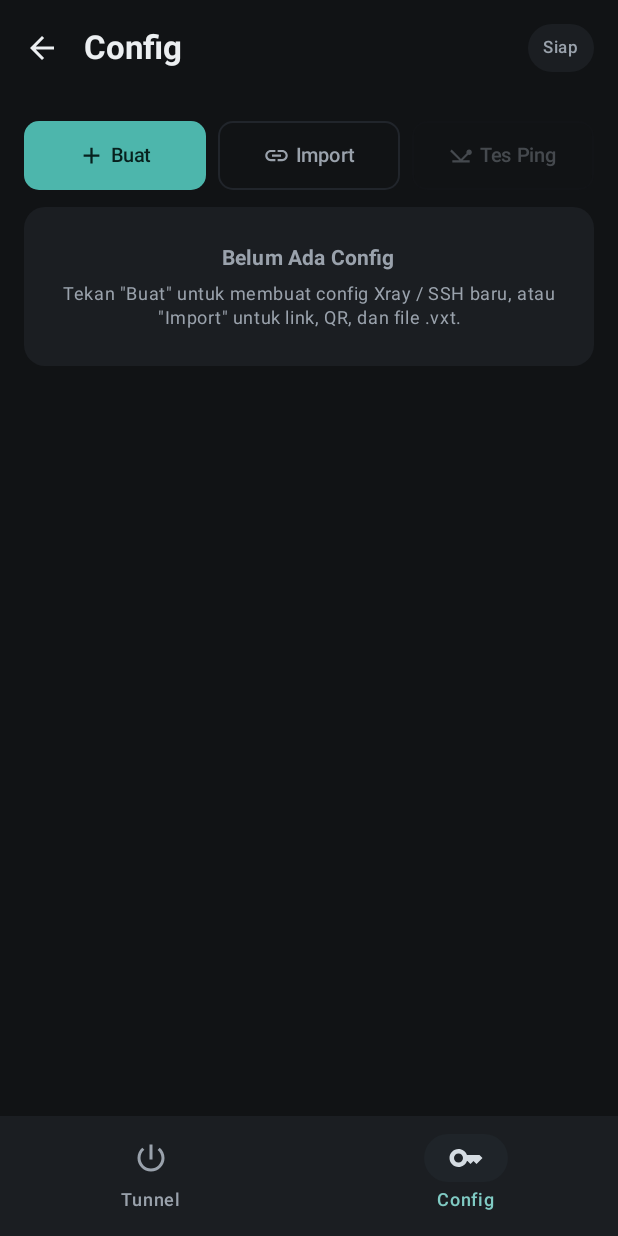
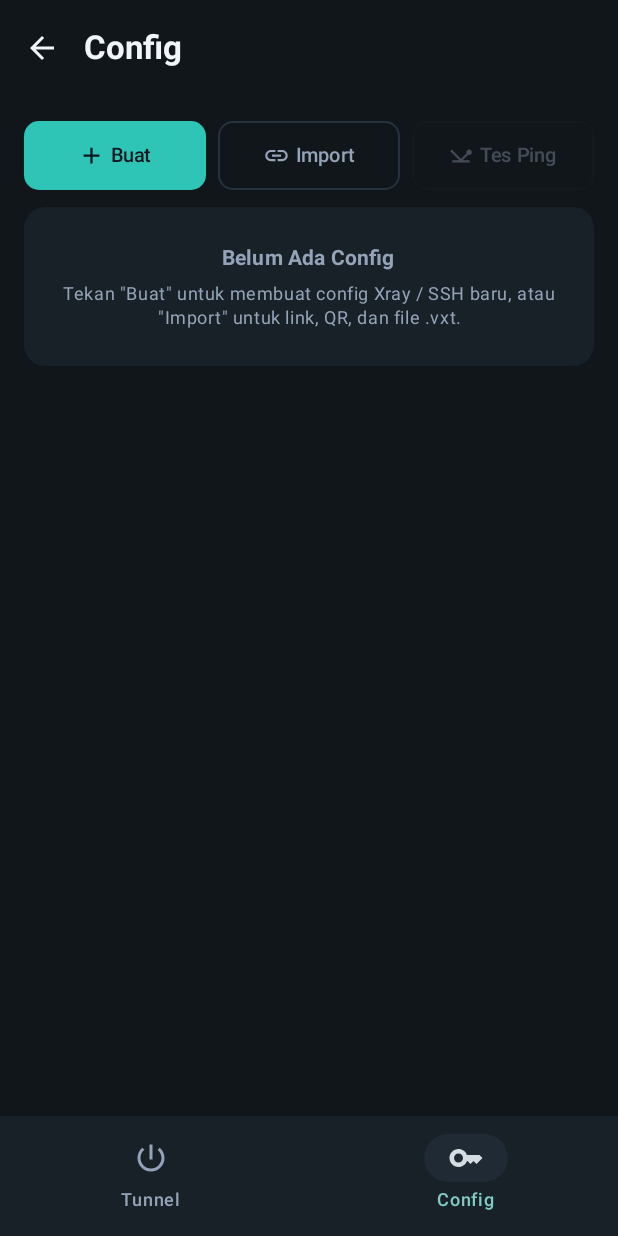
Before and after one commit to jahru23/vexotun-app, an Android app built with Jetpack Compose: the screen it shows after launch (MainActivity), item 2 of the bottom bar chosen, on a phone screen of 412 x 824 dp. Run offline under Robolectric (Android 15) with nearby library versions, the phone set to English and light mode, and no system bars; libraries missing offline, so code that uses them is left out: androidx.lifecycle.viewmodel, com.google.zxing, com.google.zxing.qrcode, com.journeyapps.barcodescanner; pictures from the network do not load.

Commit message:
feat: refine UI without 'Siap', add log filter, single local timestamp, and clean SlowDNS log

```diff
--- a/app/build.gradle.kts
+++ b/app/build.gradle.kts
@@ -11,8 +11,8 @@ android {
     applicationId = "com.vexotun.app"
     minSdk = 24
     targetSdk = 35
-    versionCode = 23
-    versionName = "1.7.6"
+    versionCode = 24
+    versionName = "1.7.7"
   }
 
   signingConfigs {
--- a/app/src/main/kotlin/com/vexotun/app/ui/main/MainScreen.kt
+++ b/app/src/main/kotlin/com/vexotun/app/ui/main/MainScreen.kt
@@ -44,6 +44,7 @@ import androidx.compose.foundation.lazy.items
 import androidx.compose.foundation.lazy.itemsIndexed
 import androidx.compose.foundation.lazy.rememberLazyListState
 import androidx.compose.foundation.rememberScrollState
+import androidx.compose.foundation.shape.CircleShape
 import androidx.compose.foundation.shape.RoundedCornerShape
 import androidx.compose.foundation.text.KeyboardOptions
 import androidx.compose.foundation.verticalScroll
@@ -364,21 +365,39 @@ fun MainScreen(
                 modifier = Modifier.width(280.dp),
                 drawerContainerColor = MaterialTheme.colorScheme.surfaceVariant
             ) {
-                Column(
-                    modifier = Modifier.padding(horizontal = 20.dp, vertical = 24.dp)
-                ) {
+                Row(
+                    modifier = Modifier.padding(horizontal = 20.dp, vertical = 22.dp),
+                    verticalAlignment = Alignment.CenterVertically,
+                    horizontalArrangement = Arrangement.spacedBy(12.dp)
+                ) {
+                    Surface(
+                        shape = RoundedCornerShape(10.dp),
+                        color = Color(0xFF081620),
+                        border = BorderStroke(1.2.dp, MaterialTheme.colorScheme.primary),
+                        modifier = Modifier.size(38.dp)
+                    ) {
+                        Box(contentAlignment = Alignment.Center) {
+                            Text(
+                                "V",
+                                color = MaterialTheme.colorScheme.primary,
+                                fontWeight = FontWeight.ExtraBold,
+                                fontSize = 18.sp
+                            )
+                        }
+                    }
+                    Column {
                         Text(
                             "Vexotun",
                             style = MaterialTheme.typography.titleLarge,
                             fontWeight = FontWeight.Bold,
-                        color = MaterialTheme.colorScheme.primary
-                    )
-                    Spacer(Modifier.height(2.dp))
+                            color = MaterialTheme.colorScheme.onSurface
+                        )
                         Text(
                             "Xray & SSH Tunnel",
                             style = MaterialTheme.typography.bodySmall,
                             color = MaterialTheme.colorScheme.onSurfaceVariant
                         )
+                    }
                 }
                 HorizontalDivider(color = MaterialTheme.colorScheme.outlineVariant)
                 Spacer(Modifier.height(8.dp))
@@ -421,18 +440,50 @@ fun MainScreen(
                             currentPage == AppPage.CONFIG && editingProfileId != null -> "Edit Config"
                             else -> currentPage.title
                         }
+                        Row(
+                            verticalAlignment = Alignment.CenterVertically,
+                            horizontalArrangement = Arrangement.spacedBy(8.dp)
+                        ) {
+                            if (currentPage == AppPage.TUNNEL) {
+                                Surface(
+                                    shape = RoundedCornerShape(6.dp),
+                                    color = Color(0xFF081620),
+                                    border = BorderStroke(1.dp, MaterialTheme.colorScheme.primary),
+                                    modifier = Modifier.size(24.dp)
+                                ) {
+                                    Box(contentAlignment = Alignment.Center) {
+                                        Text(
+                                            "V",
+                                            color = MaterialTheme.colorScheme.primary,
+                                            fontWeight = FontWeight.ExtraBold,
+                                            fontSize = 13.sp
+                                        )
+                                    }
+                                }
+                            }
                             Text(
                                 titleText,
                                 fontWeight = FontWeight.Bold,
                                 maxLines = 1,
                                 overflow = TextOverflow.Ellipsis
                             )
+                        }
                     },
                     actions = {
-                        StatusBadge(
-                            status = runtime.status,
-                            modifier = Modifier.padding(end = 12.dp)
-                        )
+                        if (runtime.status == ConnectionStatus.CONNECTED || runtime.status == ConnectionStatus.ERROR) {
+                            val dotColor = if (runtime.status == ConnectionStatus.CONNECTED) {
+                                MaterialTheme.colorScheme.primary
+                            } else {
+                                MaterialTheme.colorScheme.error
+                            }
+                            Box(
+                                modifier = Modifier
+                                    .padding(end = 16.dp)
+                                    .size(9.dp)
+                                    .clip(CircleShape)
+                                    .background(dotColor)
+                            )
+                        }
                     }
                 )
             },
@@ -578,15 +629,12 @@ fun MainScreen(
 
 @Composable
 private fun StatusBadge(status: ConnectionStatus, modifier: Modifier = Modifier) {
+    if (status == ConnectionStatus.DISCONNECTED) return
     val (bg, fg, label) = when (status) {
-        ConnectionStatus.CONNECTED -> Triple(Color(0xFF163835), Color(0xFF4DB6AC), "Terhubung")
+        ConnectionStatus.CONNECTED -> Triple(Color(0xFF103D42), Color(0xFF2EC4B6), "Terhubung")
         ConnectionStatus.CONNECTING -> Triple(Color(0xFF33260D), Color(0xFFF59E0B), "Menghubungkan")
-        ConnectionStatus.ERROR -> Triple(Color(0xFF3B1212), Color(0xFFEF6C6C), "Gagal")
-        ConnectionStatus.DISCONNECTED -> Triple(
-            MaterialTheme.colorScheme.surfaceVariant,
-            MaterialTheme.colorScheme.onSurfaceVariant,
-            "Siap"
-        )
+        ConnectionStatus.ERROR -> Triple(Color(0xFF3B1212), Color(0xFFEF5350), "Gagal")
+        ConnectionStatus.DISCONNECTED -> return
     }
     Box(
         modifier = modifier
@@ -1128,6 +1176,14 @@ private fun TunnelPage(
     val isActive = runtime.status == ConnectionStatus.CONNECTED || runtime.status == ConnectionStatus.CONNECTING
     val context = LocalContext.current
     val listState = rememberLazyListState()
+    var logFilter by rememberSaveable { mutableStateOf("ALL") }
+    val visibleLogs = remember(runtime.logs, logFilter) {
+        when (logFilter) {
+            "INFO" -> runtime.logs.filter { it.level == "INFO" }
+            "ERROR" -> runtime.logs.filter { it.level == "WARN" || it.level == "ERROR" }
+            else -> runtime.logs
+        }
+    }
 
     LazyColumn(
         state = listState,
@@ -1322,7 +1378,12 @@ private fun TunnelPage(
                 Surface(
                     modifier = Modifier.fillMaxWidth(),
                     shape = RoundedCornerShape(14.dp),
-                    color = MaterialTheme.colorScheme.surfaceVariant
+                    color = MaterialTheme.colorScheme.surfaceVariant,
+                    border = if (runtime.status == ConnectionStatus.CONNECTED) {
+                        BorderStroke(1.dp, MaterialTheme.colorScheme.primary.copy(alpha = 0.55f))
+                    } else {
+                        null
+                    }
                 ) {
                     Column(
                         modifier = Modifier
@@ -1341,13 +1402,18 @@ private fun TunnelPage(
                                         ConnectionStatus.CONNECTED -> "Tunnel Terhubung"
                                         ConnectionStatus.CONNECTING -> "Menghubungkan..."
                                         ConnectionStatus.ERROR -> "Koneksi Gagal"
-                                        ConnectionStatus.DISCONNECTED -> "Siap Dihubungkan"
+                                        ConnectionStatus.DISCONNECTED -> active.name
                                     },
                                     style = MaterialTheme.typography.titleMedium,
-                                    fontWeight = FontWeight.Bold
-                                )
-                                Text(
-                                    text = "Engine: ${active.mode.label}",
+                                    fontWeight = FontWeight.Bold,
+                                    maxLines = 1,
+                                    overflow = TextOverflow.Ellipsis
+                                )
+                                Text(
+                                    text = when (runtime.status) {
+                                        ConnectionStatus.DISCONNECTED -> "${active.mode.label} • Tunnel nonaktif"
+                                        else -> "Engine: ${active.mode.label}"
+                                    },
                                     style = MaterialTheme.typography.bodySmall,
                                     color = MaterialTheme.colorScheme.onSurfaceVariant
                                 )
@@ -1471,7 +1537,7 @@ private fun TunnelPage(
                             }
                             IconButton(
                                 onClick = {
-                                    val text = runtime.logs.joinToString("\n") {
+                                    val text = visibleLogs.joinToString("\n") {
                                         "[${it.timestamp}] ${it.message}"
                                     }
                                     val cm = context.getSystemService(Context.CLIPBOARD_SERVICE) as ClipboardManager
@@ -1497,23 +1563,58 @@ private fun TunnelPage(
                             }
                         }
                     }
+                    Row(
+                        modifier = Modifier
+                            .fillMaxWidth()
+                            .padding(start = 14.dp, end = 14.dp, bottom = 8.dp),
+                        horizontalArrangement = Arrangement.spacedBy(6.dp)
+                    ) {
+                        listOf("ALL" to "Semua", "INFO" to "Info", "ERROR" to "Error").forEach { (key, label) ->
+                            val selected = logFilter == key
+                            Surface(
+                                onClick = { logFilter = key },
+                                shape = RoundedCornerShape(8.dp),
+                                color = if (selected) {
+                                    MaterialTheme.colorScheme.primaryContainer
+                                } else {
+                                    MaterialTheme.colorScheme.background
+                                },
+                                border = BorderStroke(
+                                    1.dp,
+                                    if (selected) MaterialTheme.colorScheme.primary else MaterialTheme.colorScheme.outlineVariant
+                                )
+                            ) {
+                                Text(
+                                    text = label,
+                                    color = if (selected) {
+                                        MaterialTheme.colorScheme.primary
+                                    } else {
+                                        MaterialTheme.colorScheme.onSurfaceVariant
+                                    },
+                                    fontSize = 11.sp,
+                                    fontWeight = if (selected) FontWeight.Bold else FontWeight.Medium,
+                                    modifier = Modifier.padding(horizontal = 10.dp, vertical = 4.dp)
+                                )
+                            }
+                        }
+                    }
                     HorizontalDivider(color = MaterialTheme.colorScheme.outlineVariant)
                 }
             }
         }
 
-        if (runtime.logs.isEmpty()) {
+        if (visibleLogs.isEmpty()) {
             item(key = "log_empty") {
                 Box(
                     modifier = Modifier
                         .fillMaxWidth()
                         .clip(RoundedCornerShape(bottomStart = 14.dp, bottomEnd = 14.dp))
-                        .background(Color(0xFF0B0D0F))
+                        .background(Color(0xFF0B0F13))
                         .padding(24.dp),
                     contentAlignment = Alignment.Center
                 ) {
                     Text(
-                        "Belum ada log.",
+                        if (logFilter == "ALL") "Belum ada log." else "Tidak ada log untuk filter ini.",
                         style = MaterialTheme.typography.bodySmall,
                         color = MaterialTheme.colorScheme.onSurfaceVariant
                     )
@@ -1521,10 +1622,10 @@ private fun TunnelPage(
             }
         } else {
             itemsIndexed(
-                items = runtime.logs,
+                items = visibleLogs,
                 key = { _, entry -> entry.id }
             ) { index, entry ->
-                val isLast = index == runtime.logs.lastIndex
+                val isLast = index == visibleLogs.lastIndex
                 val color = when (entry.level) {
                     "ERROR" -> Color(0xFFEF6C6C)
                     "WARN" -> Color(0xFFF59E0B)
--- a/app/src/main/kotlin/com/vexotun/app/ui/main/MainScreenViewModel.kt
+++ b/app/src/main/kotlin/com/vexotun/app/ui/main/MainScreenViewModel.kt
@@ -124,9 +124,11 @@ class MainScreenViewModel(application: Application) : AndroidViewModel(applicati
                 ?.hostAddress
         } ?: "-"
 
+        val netSummary = if (localIp != "-") "$networkLine • $localIp" else networkLine
         TunnelState.ensureInitialLogs(
             messages = listOf(
-                "Vexotun $versionName • $networkLine"
+                "Perangkat: $deviceLine • Android ${Build.VERSION.RELEASE} ($abi)",
+                "Jaringan: $netSummary"
             ),
             debugMessages = listOf(
                 "App: Vexotun $versionName ($versionCode)",
--- a/app/src/main/kotlin/com/vexotun/app/ui/theme/Theme.kt
+++ b/app/src/main/kotlin/com/vexotun/app/ui/theme/Theme.kt
@@ -7,45 +7,45 @@ import androidx.compose.material3.lightColorScheme
 import androidx.compose.runtime.Composable
 import androidx.compose.ui.graphics.Color
 
-// Neutral Obsidian dark palette: avoids cliché blue-tinted AI dashboard colors.
+// Refined VexoTun dark palette tuned to Portal Teal (#2EC4B6) over deep slate (#11161B).
 private val DarkColorScheme = darkColorScheme(
-    primary = Color(0xFF4DB6AC),
-    onPrimary = Color(0xFF07211E),
-    primaryContainer = Color(0xFF163835),
+    primary = Color(0xFF2EC4B6),
+    onPrimary = Color(0xFF081620),
+    primaryContainer = Color(0xFF103D42),
     onPrimaryContainer = Color(0xFFB2DFDB),
     secondary = Color(0xFF80CBC4),
-    onSecondary = Color(0xFF0A2421),
-    secondaryContainer = Color(0xFF1F2429),
+    onSecondary = Color(0xFF081620),
+    secondaryContainer = Color(0xFF1F2A34),
     onSecondaryContainer = Color(0xFFD5DCE2),
-    background = Color(0xFF111315),
-    onBackground = Color(0xFFECEFF1),
-    surface = Color(0xFF111315),
-    onSurface = Color(0xFFECEFF1),
-    surfaceVariant = Color(0xFF1B1E22),
-    onSurfaceVariant = Color(0xFF9AA2AC),
-    outline = Color(0xFF2B3036),
-    outlineVariant = Color(0xFF21252B),
-    error = Color(0xFFEF6C6C),
+    background = Color(0xFF11161B),
+    onBackground = Color(0xFFF1F5F9),
+    surface = Color(0xFF11161B),
+    onSurface = Color(0xFFF1F5F9),
+    surfaceVariant = Color(0xFF182028),
+    onSurfaceVariant = Color(0xFF94A3B8),
+    outline = Color(0xFF2E3B49),
+    outlineVariant = Color(0xFF26323E),
+    error = Color(0xFFEF5350),
     onError = Color(0xFF3B0909)
 )
 
 private val LightColorScheme = lightColorScheme(
-    primary = Color(0xFF00796B),
+    primary = Color(0xFF0D9488),
     onPrimary = Color(0xFFFFFFFF),
-    primaryContainer = Color(0xFFDDF3F0),
+    primaryContainer = Color(0xFFD8F3EF),
     onPrimaryContainer = Color(0xFF003831),
-    secondary = Color(0xFF00897B),
+    secondary = Color(0xFF00796B),
     onSecondary = Color(0xFFFFFFFF),
-    secondaryContainer = Color(0xFFE8ECEF),
-    onSecondaryContainer = Color(0xFF1E2429),
-    background = Color(0xFFF6F7F9),
-    onBackground = Color(0xFF14171A),
-    surface = Color(0xFFF6F7F9),
-    onSurface = Color(0xFF14171A),
+    secondaryContainer = Color(0xFFE3EEF4),
+    onSecondaryContainer = Color(0xFF1E293B),
+    background = Color(0xFFF4F7FA),
+    onBackground = Color(0xFF0F172A),
+    surface = Color(0xFFF4F7FA),
+    onSurface = Color(0xFF0F172A),
     surfaceVariant = Color(0xFFFFFFFF),
-    onSurfaceVariant = Color(0xFF5F6872),
-    outline = Color(0xFFD5DCE2),
-    outlineVariant = Color(0xFFE7ECF0),
+    onSurfaceVariant = Color(0xFF475569),
+    outline = Color(0xFFCBD5E1),
+    outlineVariant = Color(0xFFE2E8F0),
     error = Color(0xFFD32F2F),
     onError = Color(0xFFFFFFFF)
 )
```
Also changed, not shown: 2 other files. Lines whose indentation alone changed are shown as unchanged.
